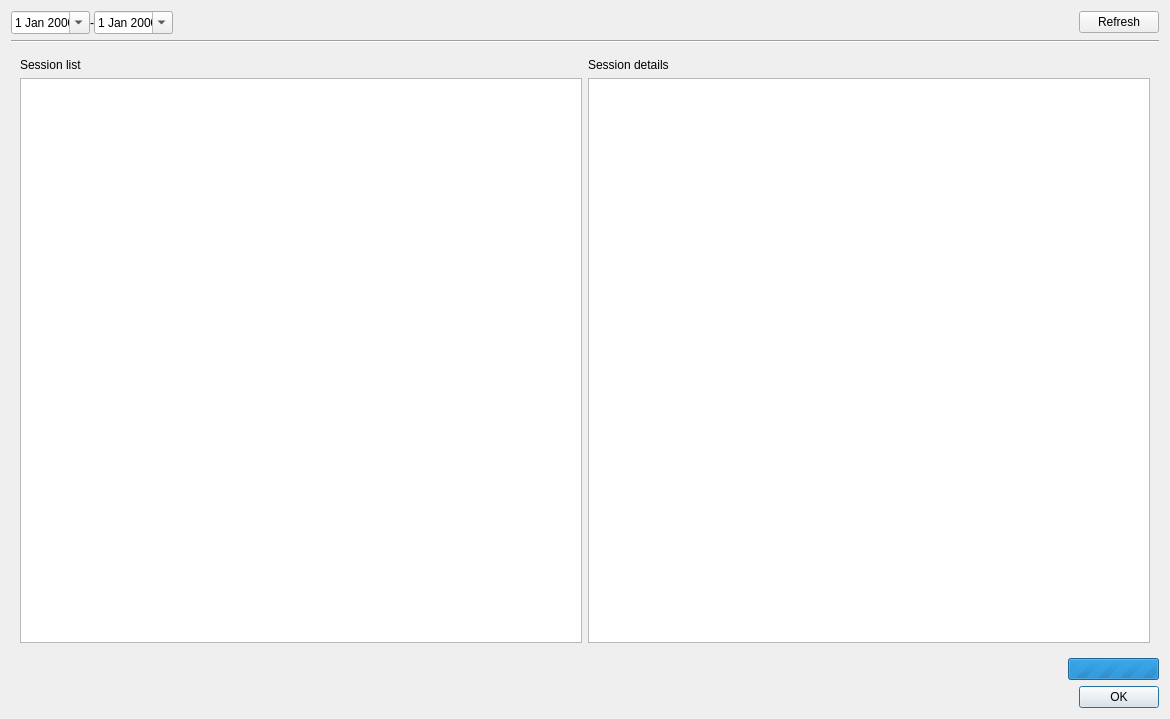
The window that client/src/ui/dialogs/audit_log_dialog.ui (networkoptix/nx_open) describes before a commit, drawn with Qt 5.
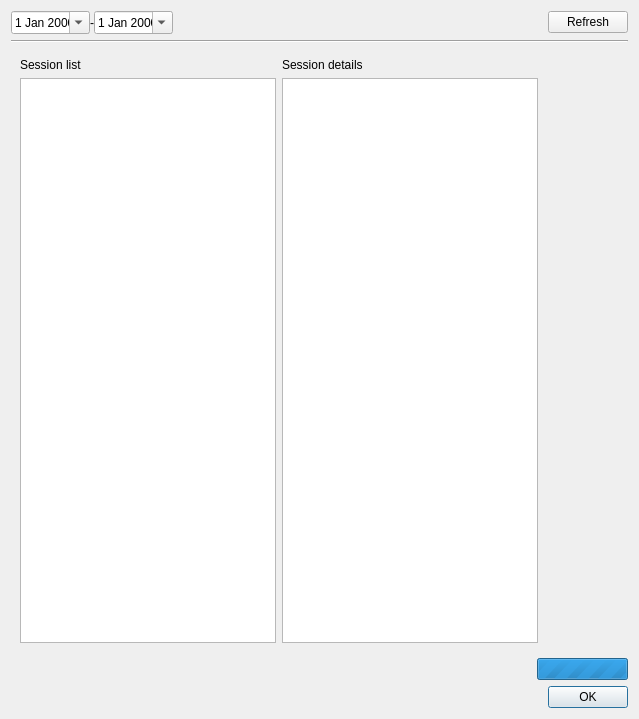
The same window after the commit. Custom widgets are drawn as their Qt base class.

Commit message:
(VMS-313) - Add audit log
<==== Mercurial data ====>
Branch: dev_2.4.audit

```diff
--- a/client/src/ui/dialogs/audit_log_dialog.ui
+++ b/client/src/ui/dialogs/audit_log_dialog.ui
@@ -6,7 +6,7 @@
    <rect>
     <x>0</x>
     <y>0</y>
-    <width>1170</width>
+    <width>639</width>
     <height>719</height>
    </rect>
   </property>
@@ -102,11 +102,17 @@
    </item>
    <item>
     <widget class="QStackedWidget" name="stackedWidget">
+     <property name="sizePolicy">
+      <sizepolicy hsizetype="MinimumExpanding" vsizetype="Preferred">
+       <horstretch>0</horstretch>
+       <verstretch>0</verstretch>
+      </sizepolicy>
+     </property>
      <property name="currentIndex">
       <number>0</number>
      </property>
      <widget class="QWidget" name="gridPage">
-      <layout class="QHBoxLayout" name="horizontalLayout_2">
+      <layout class="QHBoxLayout" name="horizontalLayout_2" stretch="0,0,0">
        <item>
         <layout class="QVBoxLayout" name="verticalLayout">
          <item>
@@ -118,12 +124,21 @@
          </item>
          <item>
           <widget class="QnTableView" name="gridMaster">
+           <property name="sizePolicy">
+            <sizepolicy hsizetype="Fixed" vsizetype="Expanding">
+             <horstretch>0</horstretch>
+             <verstretch>0</verstretch>
+            </sizepolicy>
+           </property>
            <property name="mouseTracking">
             <bool>true</bool>
            </property>
            <property name="contextMenuPolicy">
             <enum>Qt::CustomContextMenu</enum>
            </property>
+           <property name="horizontalScrollBarPolicy">
+            <enum>Qt::ScrollBarAlwaysOff</enum>
+           </property>
            <property name="editTriggers">
             <set>QAbstractItemView::NoEditTriggers</set>
            </property>
@@ -134,7 +149,7 @@
             <bool>true</bool>
            </property>
            <attribute name="horizontalHeaderStretchLastSection">
-            <bool>true</bool>
+            <bool>false</bool>
            </attribute>
            <attribute name="verticalHeaderVisible">
             <bool>false</bool>
@@ -160,6 +175,15 @@
          </item>
          <item>
           <widget class="QTableView" name="gridDetails">
+           <property name="sizePolicy">
+            <sizepolicy hsizetype="Fixed" vsizetype="Expanding">
+             <horstretch>0</horstretch>
+             <verstretch>0</verstretch>
+            </sizepolicy>
+           </property>
+           <property name="horizontalScrollBarPolicy">
+            <enum>Qt::ScrollBarAlwaysOff</enum>
+           </property>
            <attribute name="verticalHeaderVisible">
             <bool>false</bool>
            </attribute>
@@ -167,6 +191,19 @@
          </item>
         </layout>
        </item>
+       <item>
+        <spacer name="horizontalSpacer_2">
+         <property name="orientation">
+          <enum>Qt::Horizontal</enum>
+         </property>
+         <property name="sizeHint" stdset="0">
+          <size>
+           <width>2</width>
+           <height>20</height>
+          </size>
+         </property>
+        </spacer>
+       </item>
       </layout>
      </widget>
      <widget class="QWidget" name="warnPage">
```
The commit also changes 2 other files.
